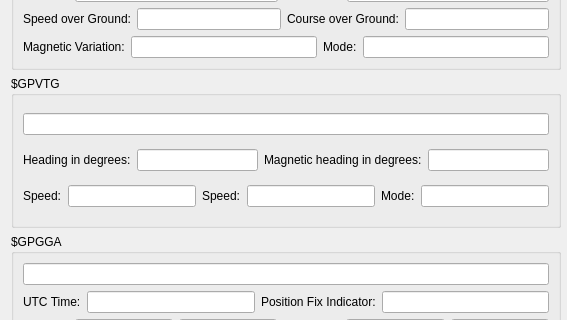
Qt form GPS_resender/decodenmeadialog.ui (DamianPodrazaCode/GPS_resender) before a commit; both pictures show x 0 to 567 and y 274 to 594 of the 1128 by 722 pixel window.
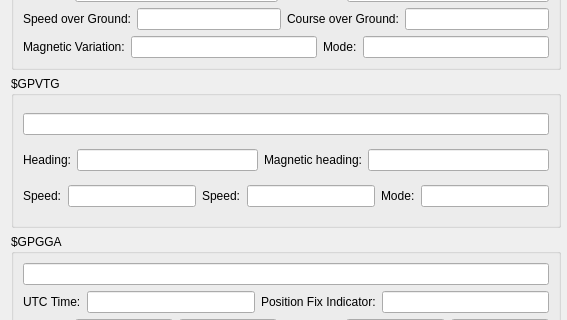
The same form after that commit.

What changed in the file:
```diff
--- a/GPS_resender/decodenmeadialog.ui
+++ b/GPS_resender/decodenmeadialog.ui
@@ -278,7 +278,7 @@
           <item>
            <widget class="QLabel" name="label_25">
             <property name="text">
-             <string>Heading in degrees:</string>
+             <string>Heading:</string>
             </property>
            </widget>
           </item>
@@ -288,7 +288,7 @@
           <item>
            <widget class="QLabel" name="label_28">
             <property name="text">
-             <string>Magnetic heading in degrees:</string>
+             <string>Magnetic heading:</string>
             </property>
            </widget>
           </item>
```
